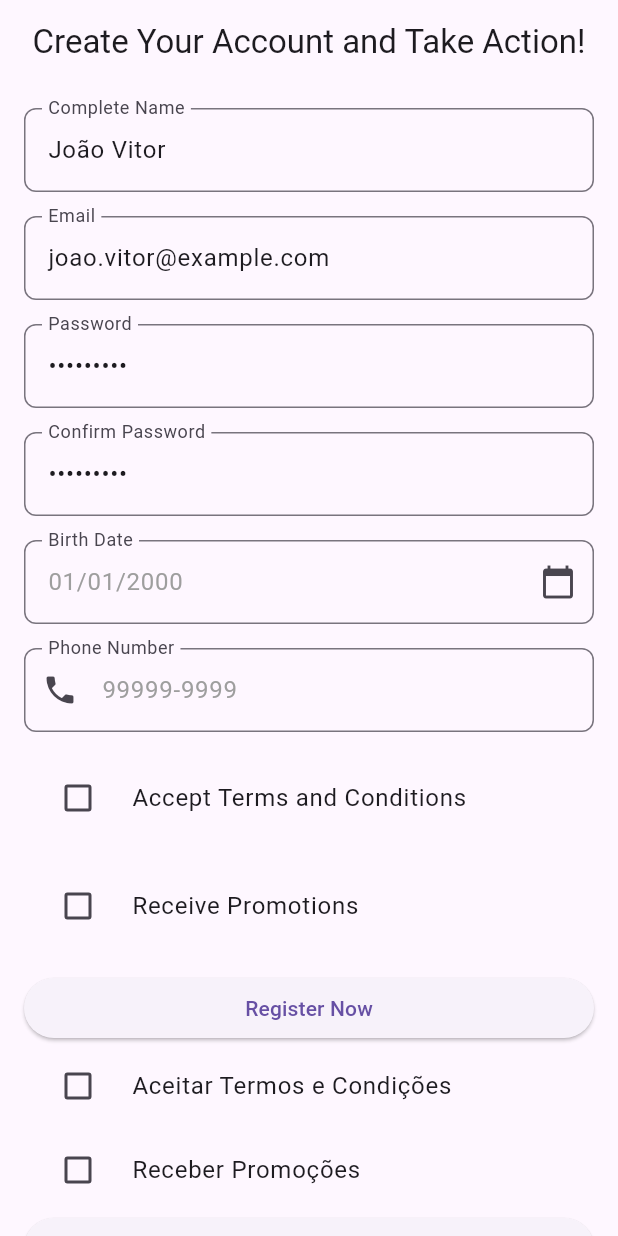
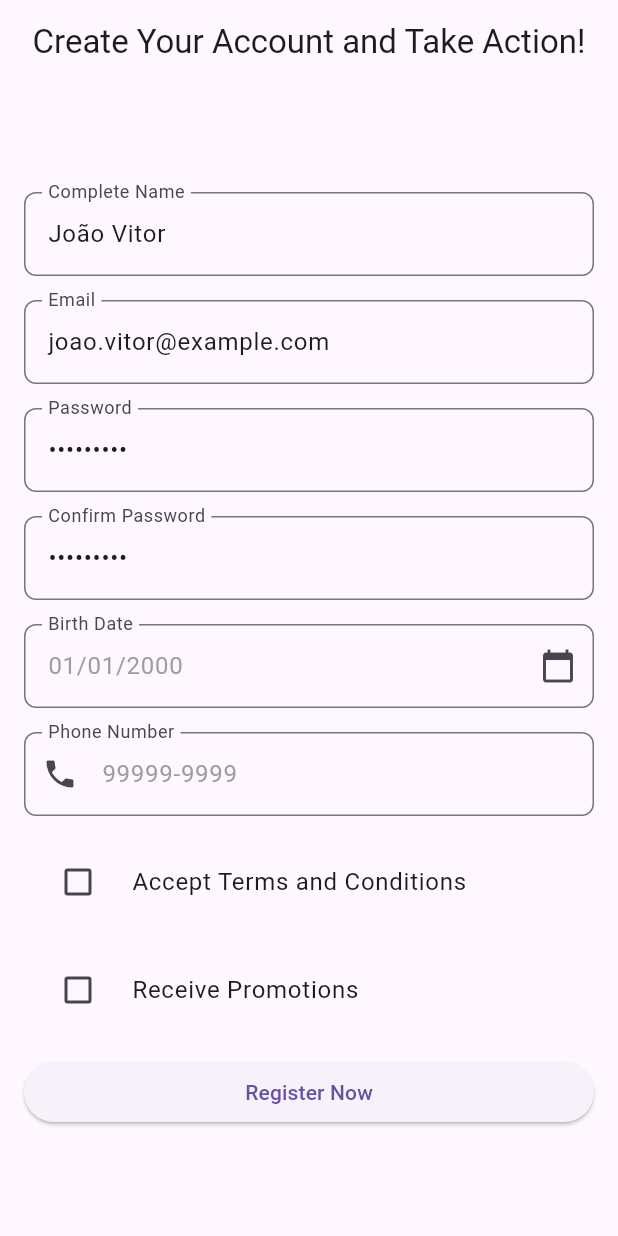
Before and after one commit to joaoconstancio1/genie_luck, a Flutter app: the screen it shows after launch, on a phone screen of 412 x 824 dp. Run offline on Flutter 3.47's test engine with Material 3 defaults, Android fonts, the phone set to English and light mode, and no system bars; our stand-ins replace dio, equatable, flutter_bloc, get_it, go_router, result_dart.

```diff
--- a/lib/modules/register/presenter/pages/register_page.dart
+++ b/lib/modules/register/presenter/pages/register_page.dart
@@ -196,35 +196,6 @@ class _RegisterPageView1State extends State<RegisterPageView> {
                               ),
                             ],
                           ),
-                          CheckboxListTile(
-                            title: Text('Aceitar Termos e Condições'),
-                            value: _acceptTerms,
-                            onChanged: (bool? value) {
-                              setState(() {
-                                _acceptTerms = value ?? false;
-                              });
-                            },
-                            controlAffinity: ListTileControlAffinity.leading,
-                          ),
-                          CheckboxListTile(
-                            title: Text('Receber Promoções'),
-                            value: _receivePromotions,
-                            onChanged: (bool? value) {
-                              setState(() {
-                                _receivePromotions = value ?? false;
-                              });
-                            },
-                            controlAffinity: ListTileControlAffinity.leading,
-                          ),
-
-                          SizedBox(
-                            width: double.infinity,
-                            child: ElevatedButton(
-                              onPressed:
-                                  () => _onRegisterButtonPressed(context),
-                              child: Text('Registrar Agora'),
-                            ),
-                          ),
                         ],
                       ),
                     ),
```
